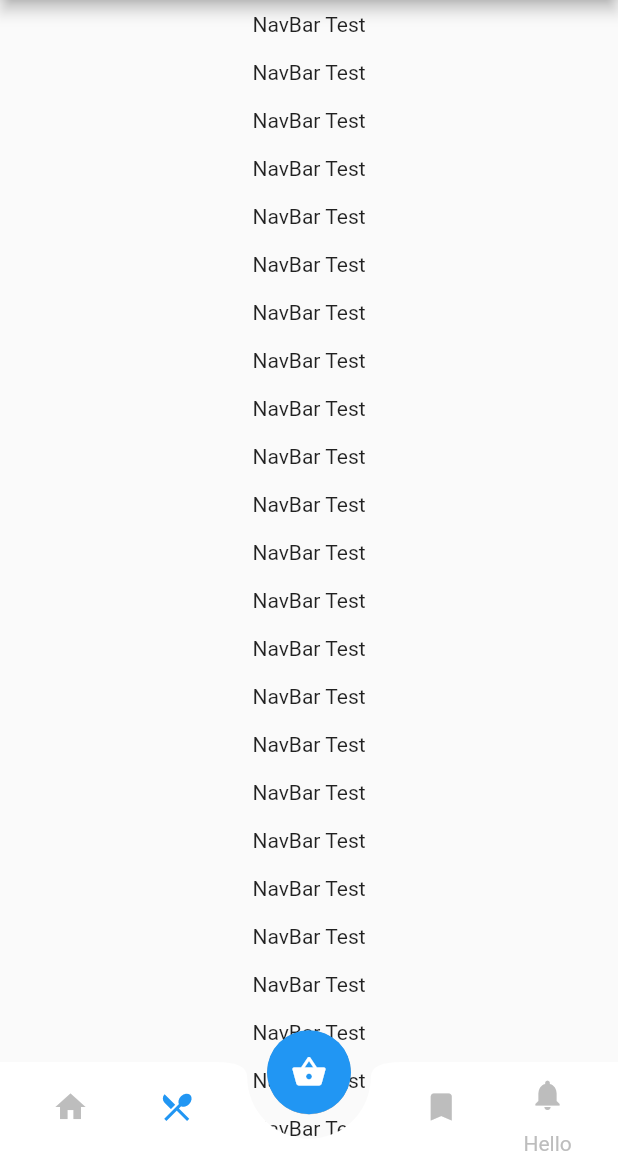
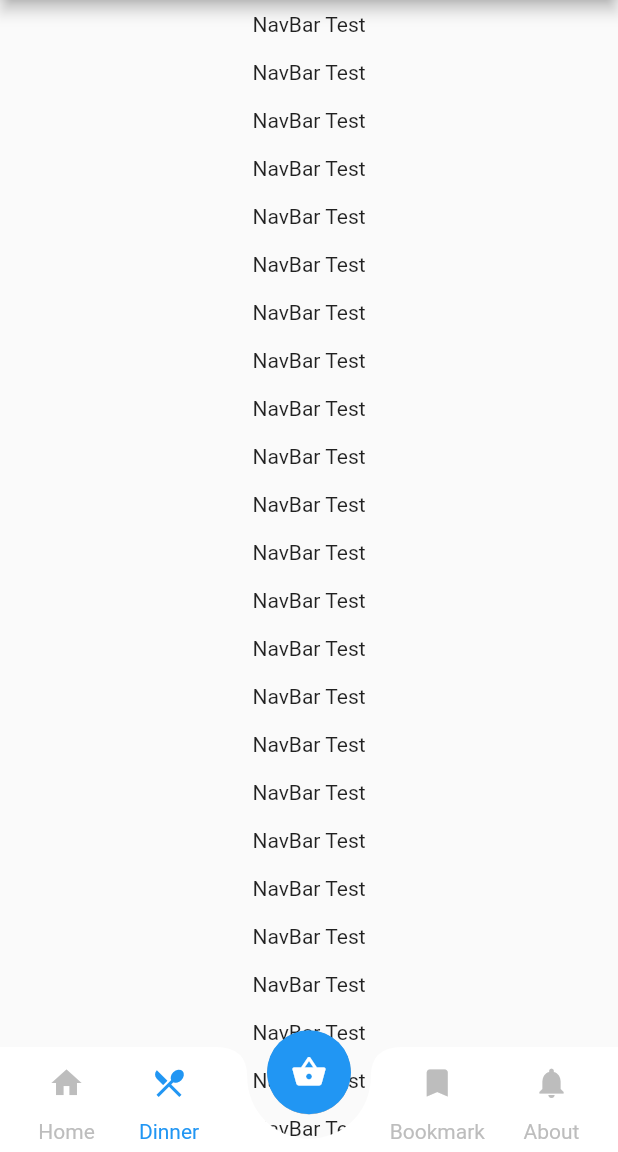
Before and after one commit to rajbahakdanyu/custom_navbar_flutter, a Flutter app: the screen it shows after launch, after a tap on the "restaurant menu" icon, on a phone screen of 412 x 824 dp, the part 84-1236 px from its top. Run offline on Flutter 3.47's test engine with Material 2 defaults, Android fonts, the phone set to English and light mode, and no system bars.

Commit message:
Added title to bottom nav bar

```diff
--- a/lib/main.dart
+++ b/lib/main.dart
@@ -109,80 +109,47 @@ class _MyHomePageState extends State<MyHomePage> {
                       child: Row(
                         mainAxisAlignment: MainAxisAlignment.spaceEvenly,
                         children: [
-                          IconButton(
-                            icon: Icon(
-                              Icons.home,
-                              color: currentIndex == 0
-                                  ? Colors.blue
-                                  : Colors.grey.shade400,
-                            ),
-                            onPressed: () {
-                              setBottomBarIndex(0);
-                            },
-                            splashColor: Colors.transparent,
-                            highlightColor: Colors.transparent,
-                          ),
-                          IconButton(
-                            icon: Icon(
-                              Icons.restaurant_menu,
-                              color: currentIndex == 1
-                                  ? Colors.blue
-                                  : Colors.grey.shade400,
-                            ),
-                            onPressed: () {
-                              setBottomBarIndex(1);
-                            },
-                            splashColor: Colors.transparent,
-                            highlightColor: Colors.transparent,
-                          ),
+                          navBarItem(0, 'Home', Icons.home),
+                          navBarItem(1, 'Dinner', Icons.restaurant_menu),
                           Container(
                             width: size.width * 0.20,
                           ),
-                          IconButton(
-                            icon: Icon(
-                              Icons.bookmark,
-                              color: currentIndex == 2
-                                  ? Colors.blue
-                                  : Colors.grey.shade400,
+                          navBarItem(2, 'Bookmark', Icons.bookmark),
+                          navBarItem(3, 'About', Icons.notifications),
+                        ],
                       ),
-                            onPressed: () {
-                              setBottomBarIndex(2);
-                            },
-                            splashColor: Colors.transparent,
-                            highlightColor: Colors.transparent,
                     ),
-                          Column(
+                  ],
+                ),
+              ),
+            ),
+          ),
+        ],
+      ),
+    );
+  }
+
+  Widget navBarItem(int index, String title, IconData icon) {
+    return Padding(
+      padding: const EdgeInsets.only(bottom: 16.0),
+      child: Column(
         mainAxisSize: MainAxisSize.min,
         children: [
           IconButton(
             icon: Icon(
-                                  Icons.notifications,
-                                  color: currentIndex == 3
-                                      ? Colors.blue
-                                      : Colors.grey.shade400,
+              icon,
+              color: currentIndex == index ? Colors.blue : Colors.grey.shade400,
             ),
             onPressed: () {
-                                  setBottomBarIndex(3);
+              setBottomBarIndex(index);
             },
             splashColor: Colors.transparent,
             highlightColor: Colors.transparent,
           ),
           Text(
-                                'Hello',
+            title,
             style: TextStyle(
-                                  color: currentIndex == 3
-                                      ? Colors.blue
-                                      : Colors.grey.shade400,
-                                ),
-                              ),
-                            ],
-                          ),
-                        ],
-                      ),
-                    )
-                  ],
-                ),
-              ),
+              color: currentIndex == index ? Colors.blue : Colors.grey.shade400,
             ),
           ),
         ],
@@ -199,16 +166,16 @@ class BNBCustomPainter extends CustomPainter {
       ..style = PaintingStyle.fill;
 
     Path path = Path();
-    path.moveTo(0, 10);
-    path.lineTo(size.width * 0.35, 10);
-    path.quadraticBezierTo(size.width * 0.40, 10, size.width * 0.40, 20);
+    path.moveTo(0, 0);
+    path.lineTo(size.width * 0.35, 0);
+    path.quadraticBezierTo(size.width * 0.40, 0, size.width * 0.40, 20);
     path.arcToPoint(
       Offset(size.width * 0.60, 20),
       radius: const Radius.circular(20.0),
       clockwise: false,
     );
-    path.quadraticBezierTo(size.width * 0.60, 10, size.width * 0.65, 10);
-    path.quadraticBezierTo(size.width, 10, size.width, 10);
+    path.quadraticBezierTo(size.width * 0.60, 0, size.width * 0.65, 0);
+    path.quadraticBezierTo(size.width, 0, size.width, 0);
     path.lineTo(size.width, size.height);
     path.lineTo(0, size.height);
     canvas.drawPath(path, paint);
```
Also changed, not shown: 2 other files. Lines whose indentation alone changed are shown as unchanged.
